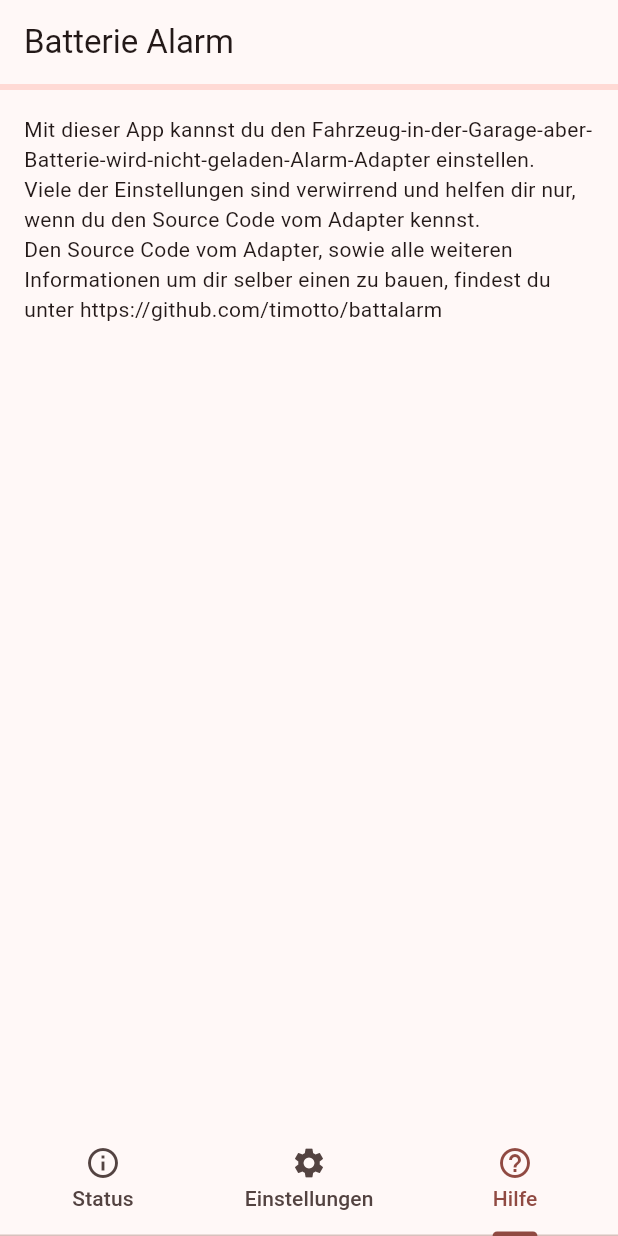
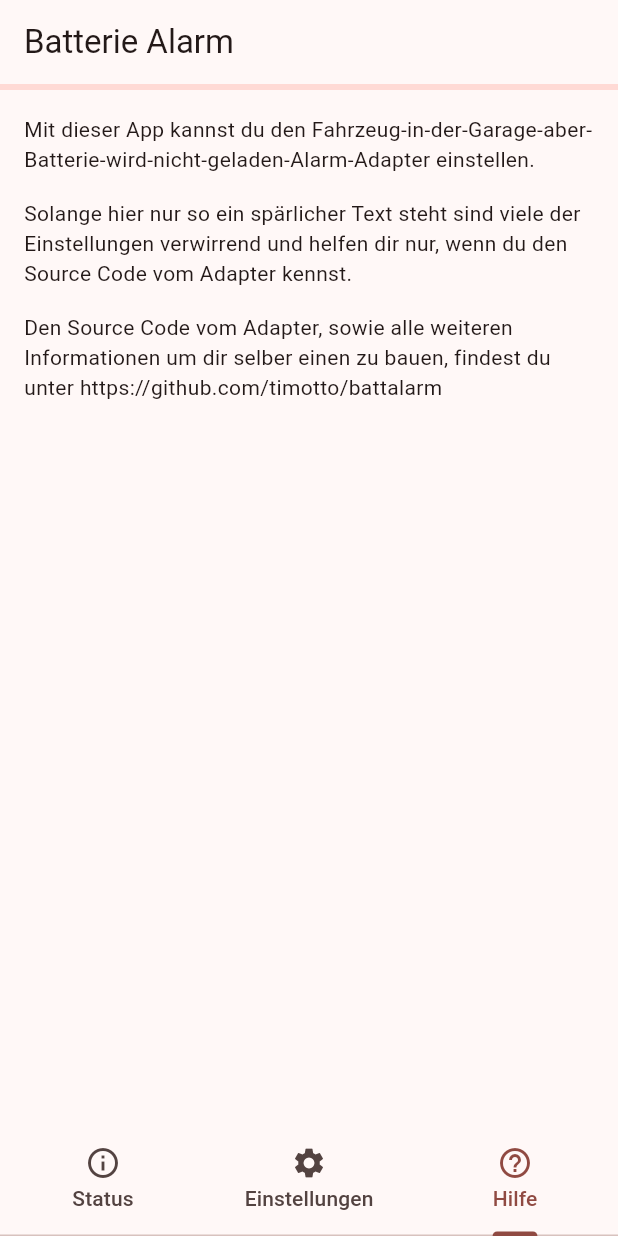
Before and after one commit to timotto/battalarm, a Flutter app: the DeviceControlWidget screen opened directly with empty values, item 3 of the bottom bar chosen, on a phone screen of 412 x 824 dp. Run offline on Flutter 3.47's test engine with Material 3 defaults, Android fonts, the phone set to English and light mode, and no system bars; our stand-ins replace permission_handler; missing offline and left inert: flutter_reactive_ble.

Commit message:
🧴 cosmetics

```diff
--- a/battery_alarm_app/lib/about_widget.dart
+++ b/battery_alarm_app/lib/about_widget.dart
@@ -1,4 +1,3 @@
-import 'package:flutter/cupertino.dart';
 import 'package:flutter/material.dart';
 
 class AboutWidget extends StatelessWidget {
@@ -7,15 +6,21 @@ class AboutWidget extends StatelessWidget {
   @override
   Widget build(BuildContext context) => Center(
         child: ListView(
-          padding: const EdgeInsets.all(16),
-          children: const [
-            Text(
-                'Mit dieser App kannst du den Fahrzeug-in-der-Garage-aber-Batterie-wird-nicht-geladen-Alarm-Adapter einstellen.'),
-            Text(
-                'Viele der Einstellungen sind verwirrend und helfen dir nur, wenn du den Source Code vom Adapter kennst.'),
-            Text(
-                'Den Source Code vom Adapter, sowie alle weiteren Informationen um dir selber einen zu bauen, findest du unter https://github.com/timotto/battalarm'),
+          padding: const EdgeInsets.all(8),
+          children: [
+            _paddedText(
+                'Mit dieser App kannst du den Fahrzeug-in-der-Garage-aber-Batterie-wird-nicht-geladen-Alarm-Adapter einstellen.',
+                8),
+            _paddedText(
+                'Solange hier nur so ein spärlicher Text steht sind viele der Einstellungen verwirrend und helfen dir nur, wenn du den Source Code vom Adapter kennst.',
+                8),
+            _paddedText(
+                'Den Source Code vom Adapter, sowie alle weiteren Informationen um dir selber einen zu bauen, findest du unter https://github.com/timotto/battalarm',
+                8),
           ],
         ),
       );
 }
+
+Widget _paddedText(String text, double padding) =>
+    Padding(padding: EdgeInsets.all(padding), child: Text(text));
--- a/battery_alarm_app/lib/connect_widget.dart
+++ b/battery_alarm_app/lib/connect_widget.dart
@@ -1,4 +1,5 @@
 import 'package:battery_alarm_app/device_client/device_client.dart';
+import 'package:battery_alarm_app/text.dart';
 import 'package:flutter/material.dart';
 import 'package:flutter_reactive_ble/flutter_reactive_ble.dart';
 
@@ -13,7 +14,7 @@ class ConnectWidget extends StatelessWidget {
   @override
   Widget build(BuildContext context) => Scaffold(
         appBar: AppBar(
-          title: const Text('Battalarm'),
+          title: const Text(Texts.appTitle),
         ),
         body: Center(
           child: StreamBuilder(
--- a/battery_alarm_app/lib/device_control.dart
+++ b/battery_alarm_app/lib/device_control.dart
@@ -2,6 +2,7 @@ import 'package:battery_alarm_app/about_widget.dart';
 import 'package:battery_alarm_app/device_client/device_client.dart';
 import 'package:battery_alarm_app/device_config_widget.dart';
 import 'package:battery_alarm_app/device_status_widget.dart';
+import 'package:battery_alarm_app/text.dart';
 import 'package:flutter/material.dart';
 
 class DeviceControlWidget extends StatelessWidget {
@@ -17,7 +18,7 @@ class DeviceControlWidget extends StatelessWidget {
         length: 3,
         child: Scaffold(
           appBar: AppBar(
-            title: const Text('Batterie Alarm'),
+            title: const Text(Texts.appTitle),
           ),
           bottomNavigationBar: const TabBar(
             tabs: [
--- a/battery_alarm_app/lib/device_scanner.dart
+++ b/battery_alarm_app/lib/device_scanner.dart
@@ -1,6 +1,7 @@
 import 'package:battery_alarm_app/bt/scanner.dart';
 import 'package:battery_alarm_app/device_client/device_client.dart';
 import 'package:battery_alarm_app/model/bt_uuid.dart';
+import 'package:battery_alarm_app/text.dart';
 import 'package:flutter/material.dart';
 import 'package:flutter_reactive_ble/flutter_reactive_ble.dart';
 
@@ -123,7 +124,7 @@ class _DeviceScanState extends State<_DeviceScanWidget> {
   @override
   Widget build(BuildContext context) => Scaffold(
         appBar: AppBar(
-          title: const Text('Battalarm'),
+          title: const Text(Texts.appTitle),
         ),
         body: RefreshIndicator(
           onRefresh: _startScan,
--- a/battery_alarm_app/lib/main.dart
+++ b/battery_alarm_app/lib/main.dart
@@ -4,6 +4,7 @@ import 'package:battery_alarm_app/device_scanner.dart';
 import 'package:battery_alarm_app/connect_widget.dart';
 import 'package:battery_alarm_app/device_client/device_client.dart';
 import 'package:battery_alarm_app/device_control.dart';
+import 'package:battery_alarm_app/text.dart';
 import 'package:flutter/material.dart';
 
 void main() {
@@ -23,7 +24,7 @@ class _AppState extends State<App> {
   @override
   Widget build(BuildContext context) {
     return MaterialApp(
-      title: 'Battalarm',
+      title: Texts.appTitle,
       theme: ThemeData(
         colorScheme: ColorScheme.fromSeed(seedColor: Colors.red),
         useMaterial3: true,
--- /dev/null
+++ b/battery_alarm_app/lib/text.dart
@@ -0,0 +1,5 @@
+class Texts {
+  Texts._();
+
+  static const appTitle = 'Batterie Alarm';
+}
```
Also changed, not shown: battery_alarm_app/pubspec.lock, 1 other file.
